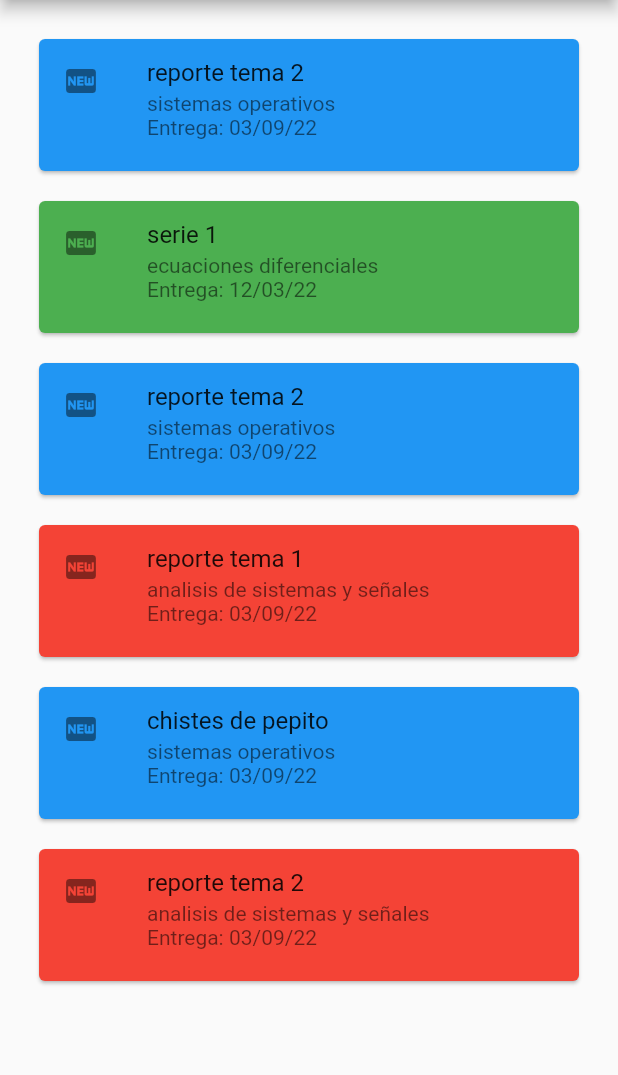
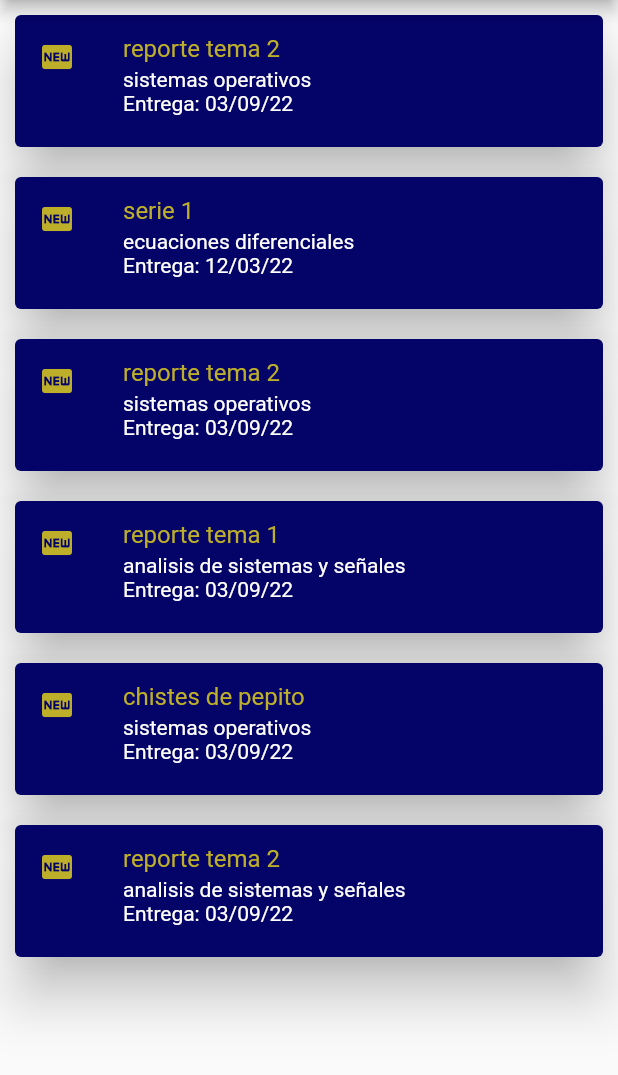
Before and after one commit to RSantiagodeveloper/puma_home_app, a Flutter app: the TareasTch screen opened directly, on a phone screen of 412 x 824 dp, the part 84-1159 px from its top. Run offline on Flutter 3.47's test engine with Material 2 defaults, Android fonts, the phone set to English and light mode, and no system bars; our stand-ins replace cloud_firestore, firebase_auth; accounts and stored records are empty.

Commit message:
cambios en color de las cards

```diff
--- a/puma_home/lib/src/routes/profesor/tareas_tch.dart
+++ b/puma_home/lib/src/routes/profesor/tareas_tch.dart
@@ -28,14 +28,16 @@ seleccionarColor(materia) {
 
 Widget _tarea(nombre, clase, entrega) {
   return Card(
-      margin: EdgeInsets.fromLTRB(10, 10, 10, 10),
-      color: seleccionarColor(clase),
+      elevation:15.0,
+      margin: EdgeInsets.all(10),
+      //color: seleccionarColor(clase), //color asignado para diferenciar materias en la pantalla de tareas_std
+      color: Color(Elementos.contenedor),
       child: Column(
         children: <Widget>[
           ListTile(
-            leading: Icon(Icons.fiber_new),
-            title: Text(nombre),
-            subtitle: Text(clase + "\n" + "Entrega: " + entrega),
+            leading: Icon(Icons.fiber_new, color: Color(Elementos.bordes),),
+            title: Text(nombre, style: TextStyle(color: Color(Elementos.bordes)),),
+            subtitle: Text(clase + "\n" + "Entrega: " + entrega,style: TextStyle(color: Colors.white), ),
             isThreeLine: true,
             onTap: () {},
           )
@@ -64,8 +66,8 @@ class _TareasState extends State<TareasTch> {
 
       body: ListView(
           padding: EdgeInsets.symmetric(
-            horizontal: 16,
-            vertical: 16,
+            //horizontal: 16,
+            //vertical: 16,
           ),
           children: [
             //aqui se crean las tarjetas de las tareas
```
